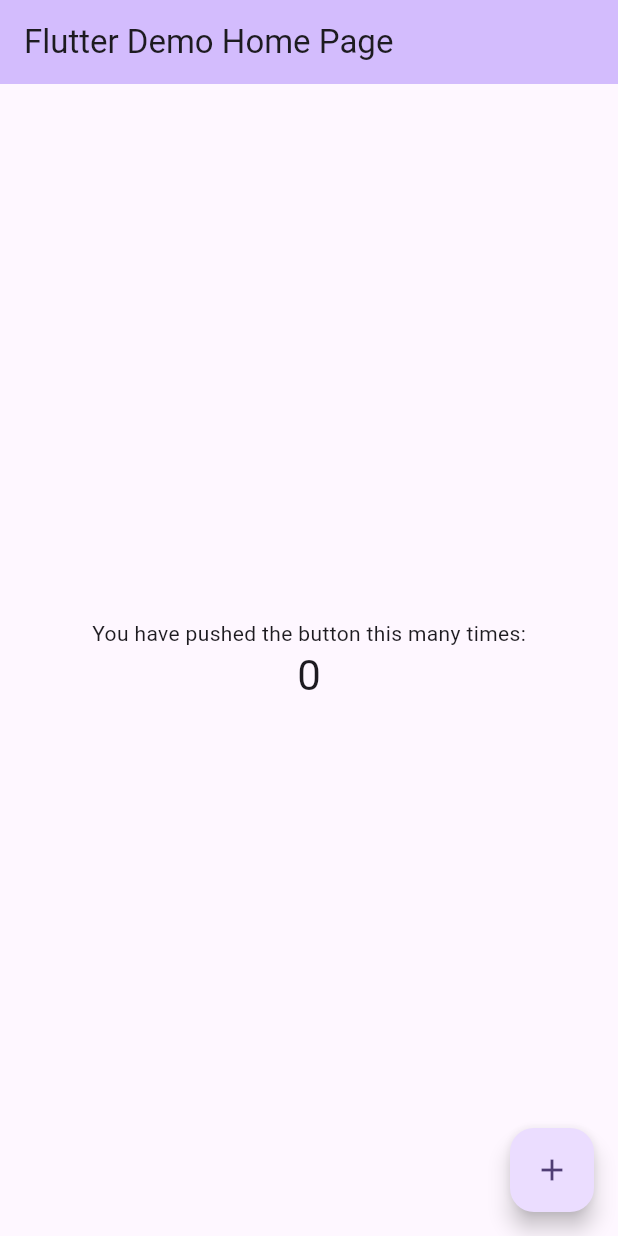
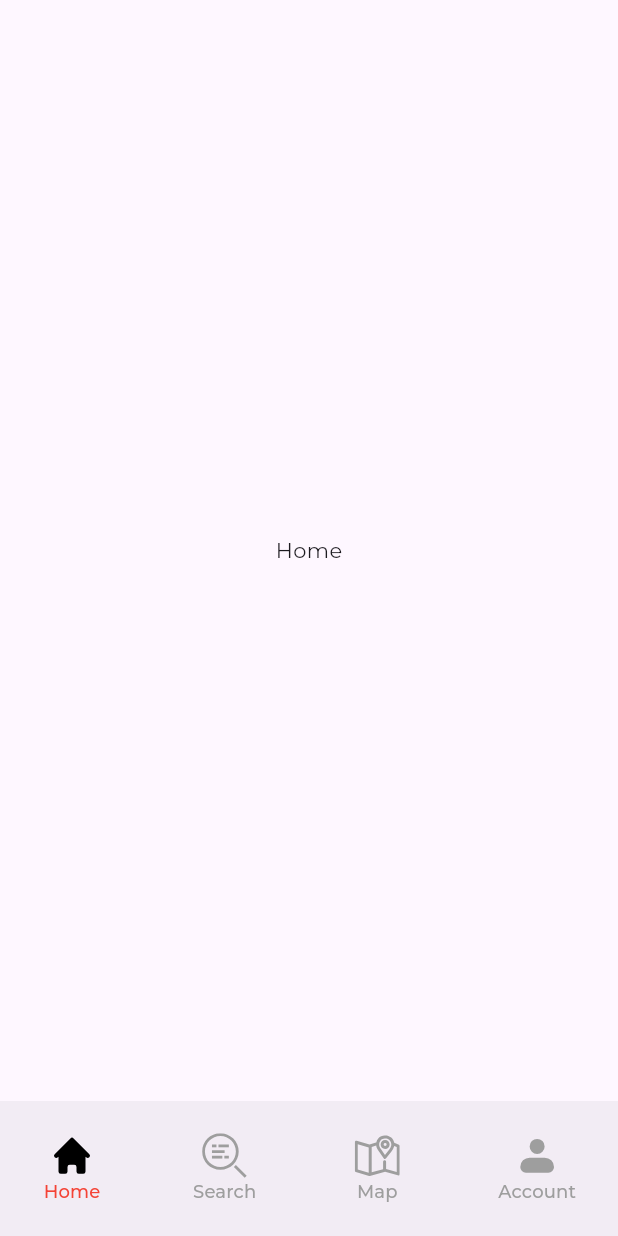
Before and after one commit to abbasjaber/V2App, a Flutter app: the screen it shows after launch, on a phone screen of 412 x 824 dp. Run offline on Flutter 3.47's test engine with Material 3 defaults, Android fonts, the phone set to English and light mode, and no system bars; our stand-ins replace dio, easy_localization, flutter_svg, get_it, go_router, google_fonts and 1 more; missing offline and left inert: dio_cache_interceptor.

Commit message:
main page , navigation bar , launcher icon

```diff
--- a/lib/main.dart
+++ b/lib/main.dart
@@ -1,7 +1,24 @@
 import 'package:flutter/material.dart';
+import 'package:go_router/go_router.dart';
+import 'package:google_fonts/google_fonts.dart';
+import 'package:provider/provider.dart';
+import 'package:v2/remote/providers/example_provider.dart';
+import 'package:v2/screens/account_page.dart';
+import 'package:v2/screens/events/event_detail.dart';
+import 'package:v2/screens/home_pages.dart';
+import 'package:v2/screens/main_page.dart';
+import 'package:v2/screens/map_page.dart';
+import 'package:v2/screens/search_page.dart';
+import 'remote/di/di_container.dart' as di;
+import 'remote/providers/auth_provider.dart';
 
-void main() {
-  runApp(const MyApp());
+void main() async {
+  WidgetsFlutterBinding.ensureInitialized();
+  await di.init();
+  runApp(MultiProvider(providers: [
+    ChangeNotifierProvider(create: (context) => di.sl<AuthProvider>()),
+    ChangeNotifierProvider(create: (context) => di.sl<ExampleProvider>()),
+  ], child: const MyApp()));
 }
 
 class MyApp extends StatelessWidget {
@@ -10,7 +27,13 @@
   // This widget is the root of your application.
   @override
   Widget build(BuildContext context) {
-    return MaterialApp(
+    final rootNavigatorKey = GlobalKey<NavigatorState>();
+    final homeTabNavigatorKey = GlobalKey<NavigatorState>();
+    final searchTabNavigatorKey = GlobalKey<NavigatorState>();
+    final mapTabNavigatorKey = GlobalKey<NavigatorState>();
+    final accountTabNavigatorKey = GlobalKey<NavigatorState>();
+
+    return MaterialApp.router(
         title: 'V2',
         theme: ThemeData(
           // This is the theme of your application.
@@ -29,10 +52,84 @@
           // This works for code too, not just values: Most code changes can be
           // tested with just a hot reload.
           colorScheme: ColorScheme.fromSeed(seedColor: Colors.deepPurple),
+          fontFamily: GoogleFonts.montserrat().fontFamily,
           useMaterial3: true,
         ),
-      home: const MyHomePage(title: 'Flutter Demo Home Page'),
+        key: GlobalKey(),
+        routerConfig: GoRouter(
+          initialLocation: '/home',
+          navigatorKey: rootNavigatorKey,
+          routes: [
+            // GoRoute(
+            //   path: '/',
+            //   pageBuilder: (context, state) => const NoTransitionPage(
+            //     child: SelectLocationPage(),
+            //   ),
+            // ),
+            StatefulShellRoute.indexedStack(
+              builder: (context, state, navigationShell) {
+                return MainPage(child: navigationShell);
+              },
+              branches: [
+                StatefulShellBranch(
+                  navigatorKey: homeTabNavigatorKey,
+                  routes: [
+                    GoRoute(
+                      path: '/home',
+                      pageBuilder: (context, state) => const NoTransitionPage(
+                        child: HomePage(),
+                      ),
+                    ),
+                  ],
+                ),
+                StatefulShellBranch(
+                  navigatorKey: searchTabNavigatorKey,
+                  routes: [
+                    GoRoute(
+                      path: '/search',
+                      pageBuilder: (context, state) => const NoTransitionPage(
+                        child: SearchPage(),
+                      ),
+                    ),
+                  ],
+                ),
+                StatefulShellBranch(
+                  navigatorKey: mapTabNavigatorKey,
+                  routes: [
+                    GoRoute(
+                      path: '/map',
+                      pageBuilder: (context, state) => const NoTransitionPage(
+                        child: MapPage(),
+                      ),
+                    ),
+                  ],
+                ),
+                StatefulShellBranch(
+                  navigatorKey: accountTabNavigatorKey,
+                  routes: [
+                    GoRoute(
+                      path: '/account',
+                      pageBuilder: (context, state) => const NoTransitionPage(
+                        child: AccountPage(),
+                      ),
+                    ),
+                  ],
+                ),
+              ],
+            ),
+            GoRoute(
+              path: '/event-details',
+              builder: (BuildContext context, GoRouterState state) {
+                // final data = state.extra! as Map<String, dynamic>;
+                return EventDetails(
+                    // product: data['event'] != null
+                    //     ? data['product'] as Event
+                    //     : null,
                     );
+              },
+            ),
+          ],
+        ));
   }
 }
 
--- /dev/null
+++ b/lib/screens/home_pages.dart
@@ -0,0 +1,17 @@
+import 'package:flutter/material.dart';
+
+class HomePage extends StatefulWidget {
+  const HomePage({super.key});
+
+  @override
+  State<HomePage> createState() => _HomePageState();
+}
+
+class _HomePageState extends State<HomePage> {
+  @override
+  Widget build(BuildContext context) {
+    return Container(
+      child: Center(child: Text('Home')),
+    );
+  }
+}
--- /dev/null
+++ b/lib/screens/main_page.dart
@@ -0,0 +1,90 @@
+import 'package:flutter/material.dart';
+import 'package:flutter_svg/flutter_svg.dart';
+import 'package:go_router/go_router.dart';
+import 'package:v2/remote/providers/auth_provider.dart';
+import 'package:v2/widgets/custom_bottom_navbar_item.dart';
+
+class MainPage extends StatefulWidget {
+  const MainPage({super.key, this.child});
+  final StatefulNavigationShell? child;
+
+  @override
+  State<MainPage> createState() => _MainPageState();
+}
+
+class _MainPageState extends State<MainPage> {
+  String? title;
+  PageController? pageController;
+  ScrollController? scrollController = ScrollController();
+  AuthProvider? authProvider;
+  int curIndex = 0;
+  bool? showSearch = false;
+
+  List<String>? titles = [
+    'Home',
+    'Search',
+    'Map',
+    'Account',
+  ];
+
+  Future<bool> onWillPop(didPop) async {
+    if (curIndex != 0) {
+      setState(() {
+        curIndex = 0;
+      });
+    }
+    goBranch(0);
+    return true;
+  }
+
+  @override
+  void initState() {
+    super.initState();
+  }
+
+  void goBranch(int index) {
+    widget.child!.goBranch(
+      index,
+      initialLocation: index == widget.child!.currentIndex,
+    );
+  }
+
+  @override
+  Widget build(BuildContext context) {
+    return PopScope(
+      canPop: false, //It should be false to work
+      onPopInvoked: (value) async => onWillPop(value),
+      child: Scaffold(
+        bottomNavigationBar: BottomAppBar(
+            height: 90,
+            child: Row(
+                mainAxisAlignment: MainAxisAlignment.spaceBetween,
+                children: [
+                  ...titles!.map(
+                    (element) => CustomBottomNavigationBarItem(
+                      label: element,
+                      currentIndex: widget.child!.currentIndex,
+                      callbackAction: (val) {
+                        goBranch(val);
+                      },
+                      index: titles!.indexOf(element),
+                      icon: SvgPicture.asset(
+                        'assets/icons/navigation/${element.toLowerCase()}.svg',
+                        height: 30,
+                        colorFilter: const ColorFilter.mode(
+                            Colors.grey, BlendMode.srcIn),
+                      ),
+                      activeIcon: SvgPicture.asset(
+                        'assets/icons/navigation/${element.toLowerCase()}.svg',
+                        height: 30,
+                        colorFilter: const ColorFilter.mode(
+                            Colors.black, BlendMode.srcIn),
+                      ),
+                    ),
+                  )
+                ])),
+        body: widget.child!,
+      ),
+    );
+  }
+}
--- /dev/null
+++ b/lib/widgets/custom_bottom_navbar_item.dart
@@ -0,0 +1,47 @@
+import 'package:flutter/material.dart';
+
+class CustomBottomNavigationBarItem extends StatelessWidget {
+  const CustomBottomNavigationBarItem(
+      {super.key,
+      this.activeIcon,
+      this.icon,
+      this.label,
+      this.index,
+      this.currentIndex,
+      this.callbackAction});
+
+  final Widget? activeIcon;
+  final Widget? icon;
+  final String? label;
+  final int? index;
+  final int? currentIndex;
+  final Function? callbackAction;
+
+  @override
+  Widget build(BuildContext context) {
+    return TextButton(
+      child: Column(
+        mainAxisSize: MainAxisSize.min,
+        children: [
+          currentIndex! == index! ? activeIcon! : icon!,
+          SizedBox(
+            width: label!.length > 10 && label!.length < 20
+                ? 55
+                : label!.length > 20
+                    ? 95
+                    : null,
+            child: Text(
+              label!,
+              softWrap: true,
+              textAlign: TextAlign.center,
+              style: TextStyle(
+                  fontSize: 12,
+                  color: currentIndex! == index ? Colors.red : Colors.grey),
+            ),
+          ),
+        ],
+      ),
+      onPressed: () => callbackAction!(index),
+    );
+  }
+}
```
Also changed, not shown: lib/screens/account_page.dart (added, +17 -0 lines), lib/screens/events/event_detail.dart (added, +15 -0 lines), lib/screens/map_page.dart (added, +17 -0 lines), lib/screens/search_page.dart (added, +17 -0 lines), pubspec.yaml (+15 -4 lines), assets/icons/logo.png (added), assets/icons/navigation/account.svg (added), assets/icons/navigation/home.svg (added), assets/icons/navigation/map.svg (added), assets/icons/navigation/search.svg (added), pubspec.lock, 31 other files. Lines whose indentation alone changed are shown as unchanged.
